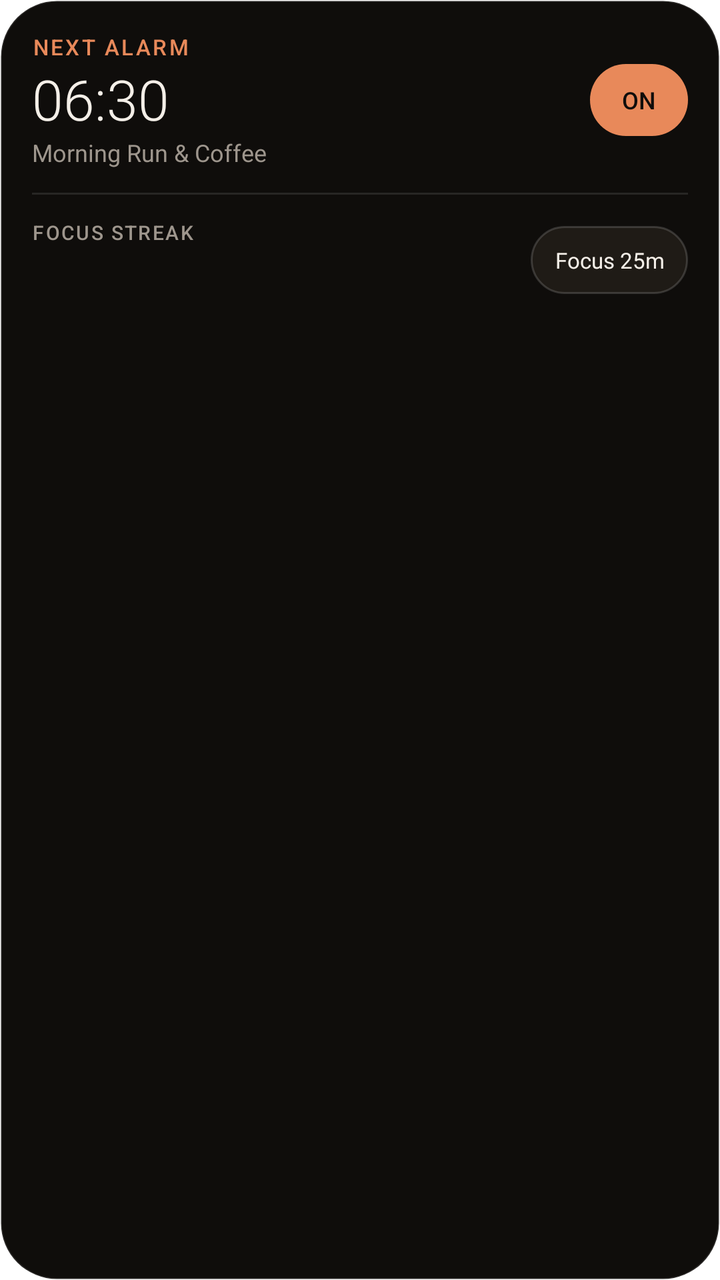
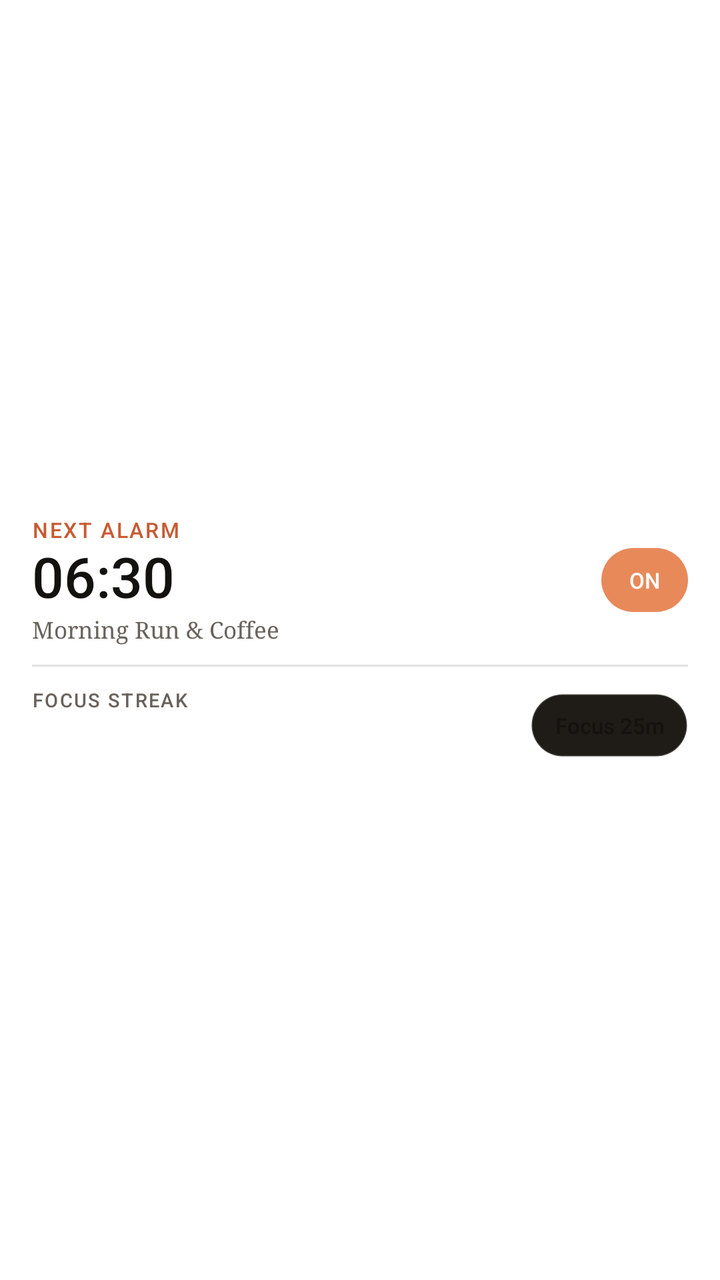

Before-and-after screenshots of an Android layout around one commit, followed by the original layout XML and the change that was made.
<!-- AndroidManifest.xml: fallback theme Theme.MaterialComponents.DayNight.NoActionBar -->
<!-- res/layout/widget_interactive.xml -->
<?xml version="1.0" encoding="utf-8"?>
<LinearLayout xmlns:android="http://schemas.android.com/apk/res/android"
    android:id="@+id/widget_root"
    android:layout_width="match_parent"
    android:layout_height="match_parent"
    android:orientation="vertical"
    android:padding="16dp"
    android:background="@drawable/widget_background_dark">

    
    <LinearLayout
        android:layout_width="match_parent"
        android:layout_height="wrap_content"
        android:orientation="horizontal"
        android:gravity="center_vertical">

        <LinearLayout
            android:layout_width="0dp"
            android:layout_height="wrap_content"
            android:layout_weight="1"
            android:orientation="vertical">

            <TextView
                android:layout_width="wrap_content"
                android:layout_height="wrap_content"
                android:text="NEXT ALARM"
                android:textSize="11sp"
                android:fontFamily="sans-serif-medium"
                android:textColor="#E8895A"
                android:letterSpacing="0.1" />

            <TextView
                android:id="@+id/alarm_time"
                android:layout_width="wrap_content"
                android:layout_height="wrap_content"
                android:text="06:30"
                android:textSize="28sp"
                android:fontFamily="sans-serif-light"
                android:textColor="#F4EFE8" />

            <TextView
                android:id="@+id/alarm_label"
                android:layout_width="wrap_content"
                android:layout_height="wrap_content"
                android:text="Morning Run &amp; Coffee"
                android:textSize="12sp"
                android:textColor="#9E968D"
                android:maxLines="1"
                android:ellipsize="end" />
        </LinearLayout>

        <TextView
            android:id="@+id/btn_alarm_toggle"
            android:layout_width="wrap_content"
            android:layout_height="36dp"
            android:gravity="center"
            android:paddingLeft="16dp"
            android:paddingRight="16dp"
            android:text="ON"
            android:textSize="12sp"
            android:fontFamily="sans-serif-medium"
            android:textColor="#0F0D0B"
            android:clickable="true"
            android:focusable="true"
            android:background="@drawable/widget_pill_accent" />
    </LinearLayout>

    <ImageView
        android:id="@+id/interactive_divider"
        android:layout_width="match_parent"
        android:layout_height="1dp"
        android:background="#1AFFFFFF"
        android:layout_marginTop="12dp"
        android:layout_marginBottom="12dp" />

    
    <LinearLayout
        android:layout_width="match_parent"
        android:layout_height="wrap_content"
        android:orientation="horizontal"
        android:gravity="center_vertical">

        
        <LinearLayout
            android:layout_width="0dp"
            android:layout_height="wrap_content"
            android:layout_weight="1"
            android:orientation="vertical">

            <TextView
                android:layout_width="wrap_content"
                android:layout_height="wrap_content"
                android:text="FOCUS STREAK"
                android:textSize="10sp"
                android:fontFamily="sans-serif-medium"
                android:textColor="#9E968D"
                android:letterSpacing="0.08"
                android:layout_marginBottom="4dp" />

            <ImageView
                android:id="@+id/focus_streak_bars"
                android:layout_width="140dp"
                android:layout_height="24dp"
                android:scaleType="fitStart" />
        </LinearLayout>

        
        <TextView
            android:id="@+id/btn_quick_focus"
            android:layout_width="wrap_content"
            android:layout_height="34dp"
            android:gravity="center"
            android:text="Focus 25m"
            android:textSize="11sp"
            android:textColor="#F4EFE8"
            android:clickable="true"
            android:focusable="true"
            android:background="@drawable/widget_chip_dark"
            android:paddingLeft="12dp"
            android:paddingRight="12dp" />
    </LinearLayout>
</LinearLayout>
<!-- resources referenced by this layout -->
<resources>
  <!-- drawable widget_background_dark (drawable) -->
  <?xml version="1.0" encoding="utf-8"?>
  <shape xmlns:android="http://schemas.android.com/apk/res/android"
      android:shape="rectangle">
      <solid android:color="#0F0D0B" />
      <corners android:radius="28dp" />
      <stroke android:width="1dp" android:color="#1FFFFFFF" />
  </shape>
  <!-- drawable widget_chip_dark (drawable) -->
  <?xml version="1.0" encoding="utf-8"?>
  <shape xmlns:android="http://schemas.android.com/apk/res/android"
      android:shape="rectangle">
      <solid android:color="#1F1B16" />
      <corners android:radius="999dp" />
      <stroke android:width="1dp" android:color="#28FFFFFF" />
  </shape>
  <!-- drawable widget_pill_accent (drawable) -->
  <?xml version="1.0" encoding="utf-8"?>
  <shape xmlns:android="http://schemas.android.com/apk/res/android"
      android:shape="rectangle">
      <solid android:color="#E8895A" />
      <corners android:radius="999dp" />
  </shape>
</resources>

<!-- the commit's change to res/layout/widget_interactive.xml (unified diff, before → after) -->
@@ -1,122 +1,140 @@
 <?xml version="1.0" encoding="utf-8"?>
-<LinearLayout xmlns:android="http://schemas.android.com/apk/res/android"
+<FrameLayout xmlns:android="http://schemas.android.com/apk/res/android"
     android:id="@+id/widget_root"
     android:layout_width="match_parent"
-    android:layout_height="match_parent"
-    android:orientation="vertical"
-    android:padding="16dp"
-    android:background="@drawable/widget_background_dark">
+    android:layout_height="match_parent">
 
-    
+    <ImageView
+        android:id="@+id/widget_bg"
+        android:layout_width="match_parent"
+        android:layout_height="match_parent"
+        android:scaleType="fitXY" />
+
     <LinearLayout
         android:layout_width="match_parent"
-        android:layout_height="wrap_content"
-        android:orientation="horizontal"
-        android:gravity="center_vertical">
-
-        <LinearLayout
-            android:layout_width="0dp"
-            android:layout_height="wrap_content"
-            android:layout_weight="1"
-            android:orientation="vertical">
-
-            <TextView
-                android:layout_width="wrap_content"
-                android:layout_height="wrap_content"
-                android:text="NEXT ALARM"
-                android:textSize="11sp"
-                android:fontFamily="sans-serif-medium"
-                android:textColor="#E8895A"
-                android:letterSpacing="0.1" />
-
-            <TextView
-                android:id="@+id/alarm_time"
-                android:layout_width="wrap_content"
-                android:layout_height="wrap_content"
-                android:text="06:30"
-                android:textSize="28sp"
-                android:fontFamily="sans-serif-light"
-                android:textColor="#F4EFE8" />
-
-            <TextView
-                android:id="@+id/alarm_label"
-                android:layout_width="wrap_content"
-                android:layout_height="wrap_content"
-                android:text="Morning Run &amp; Coffee"
-                android:textSize="12sp"
-                android:textColor="#9E968D"
-                android:maxLines="1"
-                android:ellipsize="end" />
-        </LinearLayout>
-
-        <TextView
-            android:id="@+id/btn_alarm_toggle"
-            android:layout_width="wrap_content"
-            android:layout_height="36dp"
-            android:gravity="center"
-            android:paddingLeft="16dp"
-            android:paddingRight="16dp"
-            android:text="ON"
-            android:textSize="12sp"
-            android:fontFamily="sans-serif-medium"
-            android:textColor="#0F0D0B"
-            android:clickable="true"
-            android:focusable="true"
-            android:background="@drawable/widget_pill_accent" />
-    </LinearLayout>
-
-    <ImageView
-        android:id="@+id/interactive_divider"
-        android:layout_width="match_parent"
-        android:layout_height="1dp"
-        android:background="#1AFFFFFF"
-        android:layout_marginTop="12dp"
-        android:layout_marginBottom="12dp" />
-
-    
-    <LinearLayout
-        android:layout_width="match_parent"
-        android:layout_height="wrap_content"
-        android:orientation="horizontal"
+        android:layout_height="match_parent"
+        android:orientation="vertical"
+        android:padding="16dp"
         android:gravity="center_vertical">
 
         
         <LinearLayout
-            android:layout_width="0dp"
+            android:layout_width="match_parent"
             android:layout_height="wrap_content"
-            android:layout_weight="1"
-            android:orientation="vertical">
+            android:orientation="horizontal"
+            android:gravity="center_vertical">
+
+            <LinearLayout
+                android:layout_width="0dp"
+                android:layout_height="wrap_content"
+                android:layout_weight="1"
+                android:orientation="vertical">
+
+                <TextView
+                    android:id="@+id/alarm_header"
+                    android:layout_width="wrap_content"
+                    android:layout_height="wrap_content"
+                    android:text="NEXT ALARM"
+                    android:textSize="10.5sp"
+                    android:fontFamily="sans-serif-medium"
+                    android:textColor="#C85A32"
+                    android:letterSpacing="0.08" />
+
+                <TextView
+                    android:id="@+id/alarm_time"
+                    android:layout_width="wrap_content"
+                    android:layout_height="wrap_content"
+                    android:text="06:30"
+                    android:textSize="28sp"
+                    android:fontFamily="sans-serif-medium"
+                    android:textColor="#14120E"
+                    android:includeFontPadding="false"
+                    android:layout_marginTop="1dp" />
+
+                <TextView
+                    android:id="@+id/alarm_label"
+                    android:layout_width="wrap_content"
+                    android:layout_height="wrap_content"
+                    android:text="Morning Run &amp; Coffee"
+                    android:textSize="11.5sp"
+                    android:fontFamily="serif"
+                    android:textColor="#68625B"
+                    android:maxLines="1"
+                    android:ellipsize="end"
+                    android:layout_marginTop="1dp" />
+            </LinearLayout>
 
             <TextView
+                android:id="@+id/btn_alarm_toggle"
                 android:layout_width="wrap_content"
-                android:layout_height="wrap_content"
-                android:text="FOCUS STREAK"
-                android:textSize="10sp"
+                android:layout_height="32dp"
+                android:gravity="center"
+                android:paddingStart="14dp"
+                android:paddingEnd="14dp"
+                android:text="ON"
+                android:textSize="11sp"
                 android:fontFamily="sans-serif-medium"
-                android:textColor="#9E968D"
-                android:letterSpacing="0.08"
-                android:layout_marginBottom="4dp" />
-
-            <ImageView
-                android:id="@+id/focus_streak_bars"
-                android:layout_width="140dp"
-                android:layout_height="24dp"
-                android:scaleType="fitStart" />
+                android:textColor="#FFFFFF"
+                android:clickable="true"
+                android:focusable="true"
+                android:background="@drawable/widget_pill_accent" />
         </LinearLayout>
 
+        <ImageView
+            android:id="@+id/interactive_divider"
+            android:layout_width="match_parent"
+            android:layout_height="1dp"
+            android:background="#1F000000"
+            android:layout_marginTop="10dp"
+            android:layout_marginBottom="10dp" />
+
         
-        <TextView
-            android:id="@+id/btn_quick_focus"
-            android:layout_width="wrap_content"
-            android:layout_height="34dp"
-            android:gravity="center"
-            android:text="Focus 25m"
-            android:textSize="11sp"
-            android:textColor="#F4EFE8"
-            android:clickable="true"
-            android:focusable="true"
-            android:background="@drawable/widget_chip_dark"
-            android:paddingLeft="12dp"
-            android:paddingRight="12dp" />
+        <LinearLayout
+            android:layout_width="match_parent"
+            android:layout_height="wrap_content"
+            android:orientation="horizontal"
+            android:gravity="center_vertical">
+
+            
+            <LinearLayout
+                android:layout_width="0dp"
+                android:layout_height="wrap_content"
+                android:layout_weight="1"
+                android:orientation="vertical">
+
+                <TextView
+                    android:id="@+id/focus_header"
+                    android:layout_width="wrap_content"
+                    android:layout_height="wrap_content"
+                    android:text="FOCUS STREAK"
+                    android:textSize="9.5sp"
+                    android:fontFamily="sans-serif-medium"
+                    android:textColor="#68625B"
+                    android:letterSpacing="0.08"
+                    android:layout_marginBottom="4dp" />
+
+                <ImageView
+                    android:id="@+id/focus_streak_bars"
+                    android:layout_width="140dp"
+                    android:layout_height="22dp"
+                    android:scaleType="fitStart" />
+            </LinearLayout>
+
+            
+            <TextView
+                android:id="@+id/btn_quick_focus"
+                android:layout_width="wrap_content"
+                android:layout_height="32dp"
+                android:gravity="center"
+                android:text="Focus 25m"
+                android:textSize="11sp"
+                android:fontFamily="sans-serif-medium"
+                android:textColor="#14120E"
+                android:clickable="true"
+                android:focusable="true"
+                android:background="@drawable/widget_chip_dark"
+                android:paddingStart="12dp"
+                android:paddingEnd="12dp" />
+        </LinearLayout>
     </LinearLayout>
-</LinearLayout>
+</FrameLayout>
<!-- resource entries referenced after the edit -->
@@ -1,13 +1,5 @@
 <!-- resources referenced by this layout -->
 <resources>
-  <!-- drawable widget_background_dark (drawable) -->
-  <?xml version="1.0" encoding="utf-8"?>
-  <shape xmlns:android="http://schemas.android.com/apk/res/android"
-      android:shape="rectangle">
-      <solid android:color="#0F0D0B" />
-      <corners android:radius="28dp" />
-      <stroke android:width="1dp" android:color="#1FFFFFFF" />
-  </shape>
   <!-- drawable widget_chip_dark (drawable) -->
   <?xml version="1.0" encoding="utf-8"?>
   <shape xmlns:android="http://schemas.android.com/apk/res/android"
